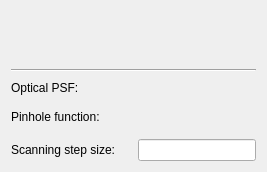
Qt form frcpredict/ui/input/imaging/imaging_settings_w.ui (Bodeeen/Resolution_prediction_software) before a commit.
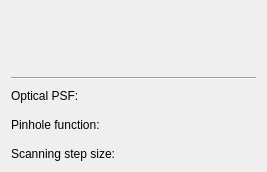
The same form after that commit. Custom widgets are drawn as their Qt base class.

Patch:
```diff
--- a/frcpredict/ui/input/imaging/imaging_settings_w.ui
+++ b/frcpredict/ui/input/imaging/imaging_settings_w.ui
@@ -75,7 +75,7 @@
         </widget>
        </item>
        <item row="2" column="1">
-        <widget class="FreeFloatBox" name="editScanningStepSize">
+        <widget class="ExtendedFreeFloatBox" name="editScanningStepSize">
          <property name="sizePolicy">
           <sizepolicy hsizetype="Preferred" vsizetype="Fixed">
            <horstretch>0</horstretch>
@@ -92,8 +92,8 @@
  </widget>
  <customwidgets>
   <customwidget>
-   <class>FreeFloatBox</class>
-   <extends>QLineEdit</extends>
+   <class>ExtendedFreeFloatBox</class>
+   <extends>QWidget</extends>
    <header>frcpredict.ui</header>
   </customwidget>
   <customwidget>
```
